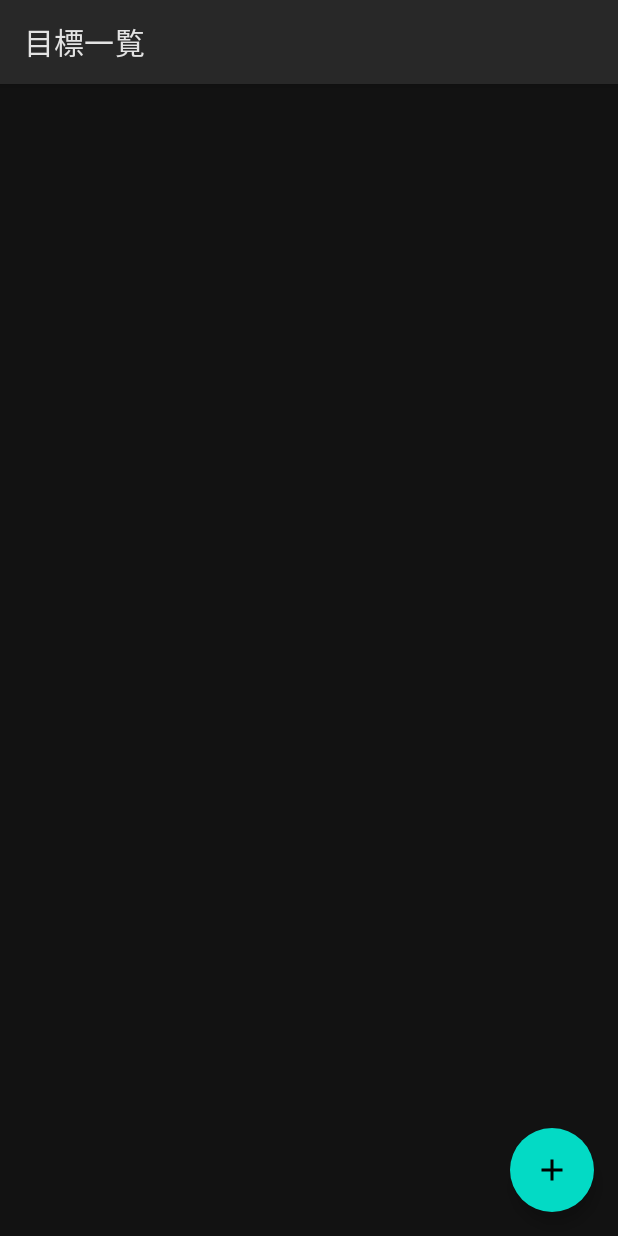
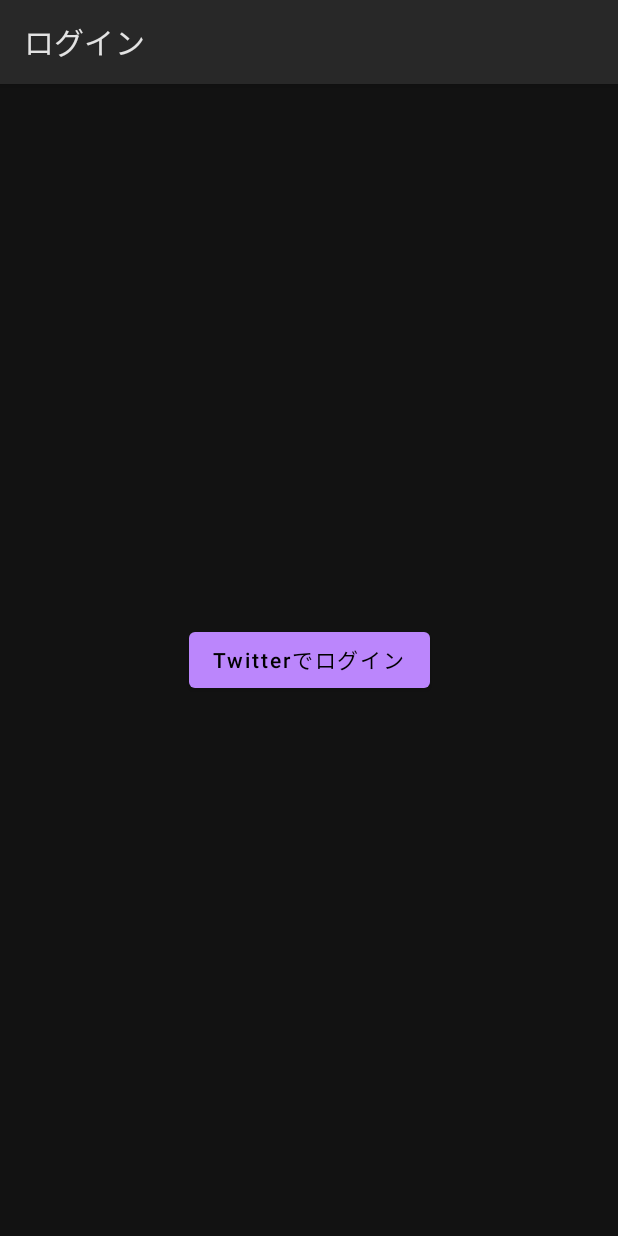
Before and after one commit to yt8492/CommitOrBan, an Android app built with Jetpack Compose: the screen it shows after launch (MainActivity), on a phone screen of 412 x 824 dp. Run offline under Robolectric (Android 15) with nearby library versions, the phone set to English and light mode, and no system bars; our stand-ins replace Room's generated code.

Commit message:
Twitter連携実装

```diff
--- a/app/src/main/java/com/yt8492/commitorban/infra/TaskRepository.kt
+++ b/app/src/main/java/com/yt8492/commitorban/infra/TaskRepository.kt
@@ -33,12 +33,13 @@ class TaskRepository(private val taskDao: TaskDao) {
     }
 
     private fun convertToEntity(task: Task): TaskEntity {
+        val punishment = task.punishment as PunishmentImage
         return TaskEntity(
             id = task.id,
             title = task.title,
             content = task.content,
             due = task.due,
-            punishmentUri = task.punishment.toString(),
+            punishmentUri = punishment.uri.toString(),
             done = task.done,
         )
     }
--- a/app/src/main/java/com/yt8492/commitorban/ui/App.kt
+++ b/app/src/main/java/com/yt8492/commitorban/ui/App.kt
@@ -6,6 +6,9 @@ import androidx.navigation.compose.NavHost
 import androidx.navigation.compose.composable
 import androidx.navigation.compose.rememberNavController
 import androidx.navigation.navArgument
+import androidx.navigation.navDeepLink
+import com.yt8492.commitorban.ui.login.HandleTwitterLogin
+import com.yt8492.commitorban.ui.login.TwitterLoginPage
 import com.yt8492.commitorban.ui.taskcreate.TaskCreatePage
 import com.yt8492.commitorban.ui.taskdetail.TaskDetailPage
 import com.yt8492.commitorban.ui.tasklist.TaskListPage
@@ -13,7 +16,26 @@ import com.yt8492.commitorban.ui.tasklist.TaskListPage
 @Composable
 fun App() {
     val navController = rememberNavController()
-    NavHost(navController = navController, startDestination = "taskList") {
+    NavHost(navController = navController, startDestination = "twitterLogin") {
+        composable(
+            route = "twitterLogin",
+        ) {
+            TwitterLoginPage()
+        }
+        composable(
+            route = "handleTwitterLogin?oauthVerifier={oauthVerifier}",
+            deepLinks = listOf(
+                navDeepLink {
+                    uriPattern = "commitorban://commitorban.yt8492.com/callback?oauth_verifier={oauthVerifier}"
+                },
+            ),
+        ) { backStackEntry ->
+            val oauthVerifier = requireNotNull(backStackEntry.arguments?.getString("oauthVerifier"))
+            HandleTwitterLogin(
+                oauthVerifier = oauthVerifier,
+                navController = navController,
+            )
+        }
         composable(
             route = "taskList",
         ) {
--- /dev/null
+++ b/app/src/main/java/com/yt8492/commitorban/ui/login/TwitterLogin.kt
@@ -0,0 +1,13 @@
+package com.yt8492.commitorban.ui.login
+
+import androidx.compose.runtime.Composable
+import androidx.compose.ui.platform.LocalUriHandler
+import com.yt8492.commitorban.infra.Twitter
+
+@Composable
+fun twitterLogin(): suspend () -> Unit {
+    val uriHandler = LocalUriHandler.current
+    return {
+        uriHandler.openUri(Twitter.getLoginUrl())
+    }
+}
--- /dev/null
+++ b/app/src/main/java/com/yt8492/commitorban/ui/login/TwitterLoginPage.kt
@@ -0,0 +1,46 @@
+package com.yt8492.commitorban.ui.login
+
+import androidx.compose.foundation.layout.Box
+import androidx.compose.foundation.layout.fillMaxSize
+import androidx.compose.foundation.layout.padding
+import androidx.compose.material.Button
+import androidx.compose.material.Scaffold
+import androidx.compose.material.Text
+import androidx.compose.material.TopAppBar
+import androidx.compose.runtime.Composable
+import androidx.compose.runtime.rememberCoroutineScope
+import androidx.compose.ui.Alignment
+import androidx.compose.ui.Modifier
+import kotlinx.coroutines.launch
+
+@Composable
+fun TwitterLoginPage() {
+    val coroutineScope = rememberCoroutineScope()
+    val login = twitterLogin()
+    Scaffold(
+        topBar = {
+            TopAppBar(
+                title = {
+                    Text(text = "ログイン")
+                },
+            )
+        },
+    ) { paddingValues ->
+        Box(
+            modifier = Modifier
+                .padding(paddingValues)
+                .fillMaxSize(),
+            contentAlignment = Alignment.Center
+        ) {
+            Button(
+                onClick = {
+                    coroutineScope.launch {
+                        login()
+                    }
+                }
+            ) {
+                Text(text = "Twitterでログイン")
+            }
+        }
+    }
+}
```
Also changed, not shown: app/src/main/AndroidManifest.xml (+7 -1 lines), app/src/main/java/com/yt8492/commitorban/infra/Twitter.kt (added, +33 -0 lines), app/src/main/java/com/yt8492/commitorban/ui/login/HandleTwitterLogin.kt (added, +22 -0 lines), app/src/main/java/com/yt8492/commitorban/ui/taskdetail/TaskDetailPage.kt (+15 -1 lines), 1 other file.
